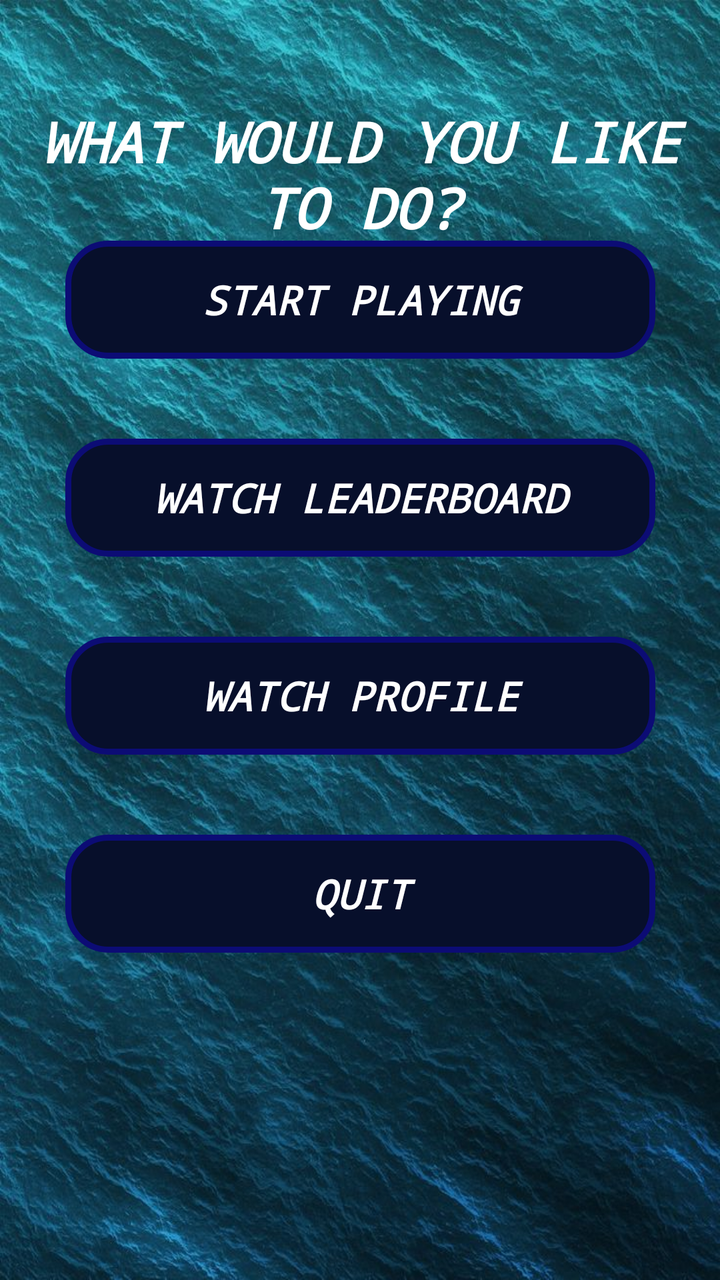
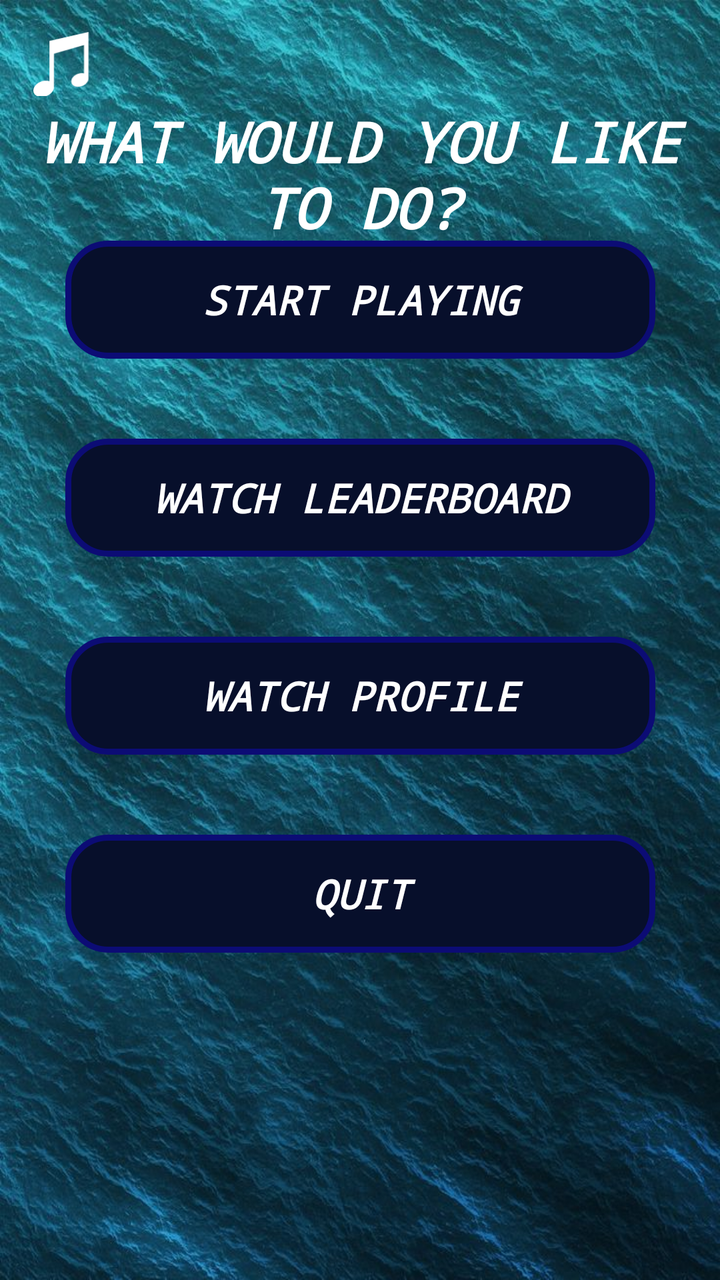

Two renders of the same Android screen: before a commit and after it. Below are the layout's source before the change and the commit's diff.
<!-- AndroidManifest.xml: application theme Theme.BattleshipClient -->
<!-- res/layout/activity_options.xml -->
<?xml version="1.0" encoding="utf-8"?>
<androidx.constraintlayout.widget.ConstraintLayout xmlns:android="http://schemas.android.com/apk/res/android"
xmlns:app="http://schemas.android.com/apk/res-auto"
xmlns:tools="http://schemas.android.com/tools"
android:layout_width="match_parent"
android:layout_height="match_parent"
android:background="@drawable/sea_water_background"
tools:context=".view.activities.OptionsActivity">



        <TextView
            android:id="@+id/titleViewId"
            style="@style/LargeTextViewAppearance"
            android:layout_width="346dp"
            android:layout_height="75dp"
            android:layout_marginTop="52dp"
            android:text="WHAT WOULD YOU LIKE TO DO?"
            app:layout_constraintEnd_toEndOf="parent"
            app:layout_constraintStart_toStartOf="parent"
            app:layout_constraintTop_toTopOf="parent" />


        <Button
            android:id="@+id/startPlayinhBtnId"
            style="@style/ButtonTextAppearance"
            android:layout_width="295dp"
            android:layout_height="59dp"
            android:layout_marginBottom="84dp"
            android:background="@drawable/custom_navigation_button_background"
            android:onClick="goToGameRooms"
            android:text="START PLAYING"
            app:layout_constraintBottom_toBottomOf="parent"
            app:layout_constraintEnd_toEndOf="parent"
            app:layout_constraintStart_toStartOf="parent"
            app:layout_constraintTop_toTopOf="parent"
            app:layout_constraintVertical_bias="0.242" />

        <Button
            android:id="@+id/goToLeaderboardBtnId"
            style="@style/ButtonTextAppearance"
            android:layout_width="295dp"
            android:layout_height="59dp"
            android:layout_marginTop="40dp"
            android:background="@drawable/custom_navigation_button_background"
            android:text="WATCH LEADERBOARD"
            app:layout_constraintEnd_toEndOf="parent"
            app:layout_constraintStart_toStartOf="parent"
            app:layout_constraintTop_toBottomOf="@+id/startPlayinhBtnId"
            />

        <Button
            android:id="@+id/watchProfileId"
            style="@style/ButtonTextAppearance"
            android:layout_width="295dp"
            android:layout_height="59dp"
            android:layout_marginTop="40dp"
            android:background="@drawable/custom_navigation_button_background"
            android:text="WATCH PROFILE"
            app:layout_constraintEnd_toEndOf="parent"
            app:layout_constraintStart_toStartOf="parent"
            app:layout_constraintTop_toBottomOf="@+id/goToLeaderboardBtnId"
             />

        <Button
            android:id="@+id/quitBtnId"
            style="@style/ButtonTextAppearance"
            android:layout_width="295dp"
            android:layout_height="59dp"
            android:layout_marginTop="40dp"
            android:background="@drawable/custom_navigation_button_background"
            android:text="QUIT"
            app:layout_constraintEnd_toEndOf="parent"
            app:layout_constraintStart_toStartOf="parent"
            app:layout_constraintTop_toBottomOf="@+id/watchProfileId"
             />

</androidx.constraintlayout.widget.ConstraintLayout>
<!-- resources referenced by this layout -->
<resources>
  <!-- drawable custom_navigation_button_background (drawable) -->
  <?xml version="1.0" encoding="utf-8"?>
  <shape xmlns:android="http://schemas.android.com/apk/res/android">
      <corners android:radius="20dp" />
      <gradient
          android:angle="45"
          android:endColor="@color/navy"
          android:startColor="@color/navy"
          android:type="linear" />
  
  
      <stroke android:width="3dp" android:color="@color/buttonStroke" />
  
  </shape>
  <!-- drawable sea_water_background: jpg bitmap (drawable, 176063 bytes) -->
  <style name="ButtonTextAppearance">
          <item name="android:textColor">@color/white</item>
          <item name="android:textSize">40sp</item>
          <item name="android:layout_width">wrap_content</item>
          <item name="android:layout_height">wrap_content</item>
          <item name="android:textStyle">bold|italic</item>
          <item name="android:fontFamily">monospace</item>
          <item name="autoSizeMaxTextSize">20sp</item>
          <item name="autoSizeMinTextSize">12sp</item>
          <item name="android:textAlignment">center</item>
          <item name="autoSizeTextType">uniform</item>
          <item name="autoSizeStepGranularity">2sp</item>
          <item name="backgroundTint">@null</item>
  
  
      </style>
  <style name="LargeTextViewAppearance">
          <item name="android:textColor">@color/white</item>
          <item name="android:textSize">40sp</item>
          <item name="android:layout_width">wrap_content</item>
          <item name="android:layout_height">wrap_content</item>
          <item name="android:textStyle">bold|italic</item>
          <item name="android:fontFamily">monospace</item>
          <item name="autoSizeMaxTextSize">70sp</item>
          <item name="autoSizeMinTextSize">12sp</item>
          <item name="autoSizeTextType">uniform</item>
          <item name="autoSizeStepGranularity">2sp</item>
          <item name="backgroundTint">@null</item>
          <item name="android:textAlignment">center</item>
  
  
  
      </style>
  <style name="Theme.BattleshipClient" parent="Base.Theme.BattleshipClient" />
  <color name="navy">#070F2B</color>
  <color name="buttonStroke">#0C0C75</color>
  <color name="white">#FFFFFFFF</color>
  <style name="Base.Theme.BattleshipClient" parent="Theme.Material3.DayNight.NoActionBar">
          <item name="colorPrimary">@color/black</item>
          
          
      </style>
  <color name="black">#FF000000</color>
</resources>

<!-- the commit's change to res/layout/activity_options.xml (unified diff, before → after) -->
@@ -7,7 +7,17 @@ android:layout_height="match_parent"
 android:background="@drawable/sea_water_background"
 tools:context=".view.activities.OptionsActivity">
 
-
+        <ImageButton
+            android:id="@+id/muteBtnId"
+            android:layout_width="34dp"
+            android:layout_height="32dp"
+            android:layout_marginStart="16dp"
+            android:layout_marginTop="16dp"
+            android:background="@android:color/transparent"
+            android:scaleType="centerInside"
+            app:layout_constraintStart_toStartOf="parent"
+            app:layout_constraintTop_toTopOf="parent"
+            app:srcCompat="@drawable/music_icon" />
 
         <TextView
             android:id="@+id/titleViewId"
<!-- resource entries referenced after the edit -->
@@ -14,6 +14,18 @@
       <stroke android:width="3dp" android:color="@color/buttonStroke" />
   
   </shape>
+  <!-- drawable music_icon (drawable) -->
+  <vector xmlns:android="http://schemas.android.com/apk/res/android"
+      android:width="122.88dp"
+      android:height="121.06dp"
+      android:viewportWidth="122.88"
+      android:viewportHeight="121.06"
+      >
+    <path
+        android:fillColor="#ffffff"
+        android:pathData="M87.9,78.04c2.74,-0.48 5.33,-0.4 7.6,0.13V24.82L39.05,41.03v61.95c0.03,0.34 0.05,0.69 0.05,1.03c0,0 0,0.01 0,0.01c0,8.34 -8.75,16.62 -19.55,18.49C8.76,124.37 0,119.12 0,110.77c0,-8.34 8.76,-16.62 19.55,-18.48c4.06,-0.7 7.84,-0.39 10.97,0.71l0,-76.26h0.47L104.04,0v85.92c0.13,0.63 0.2,1.27 0.2,1.91c0,0 0,0 0,0.01c0,6.97 -7.32,13.89 -16.33,15.44c-9.02,1.56 -16.33,-2.83 -16.33,-9.8C71.57,86.51 78.88,79.59 87.9,78.04L87.9,78.04L87.9,78.04z"
+        android:fillType="evenOdd"/>
+  </vector>
   <!-- drawable sea_water_background: jpg bitmap (drawable, 176063 bytes) -->
   <style name="ButtonTextAppearance">
           <item name="android:textColor">@color/white</item>
